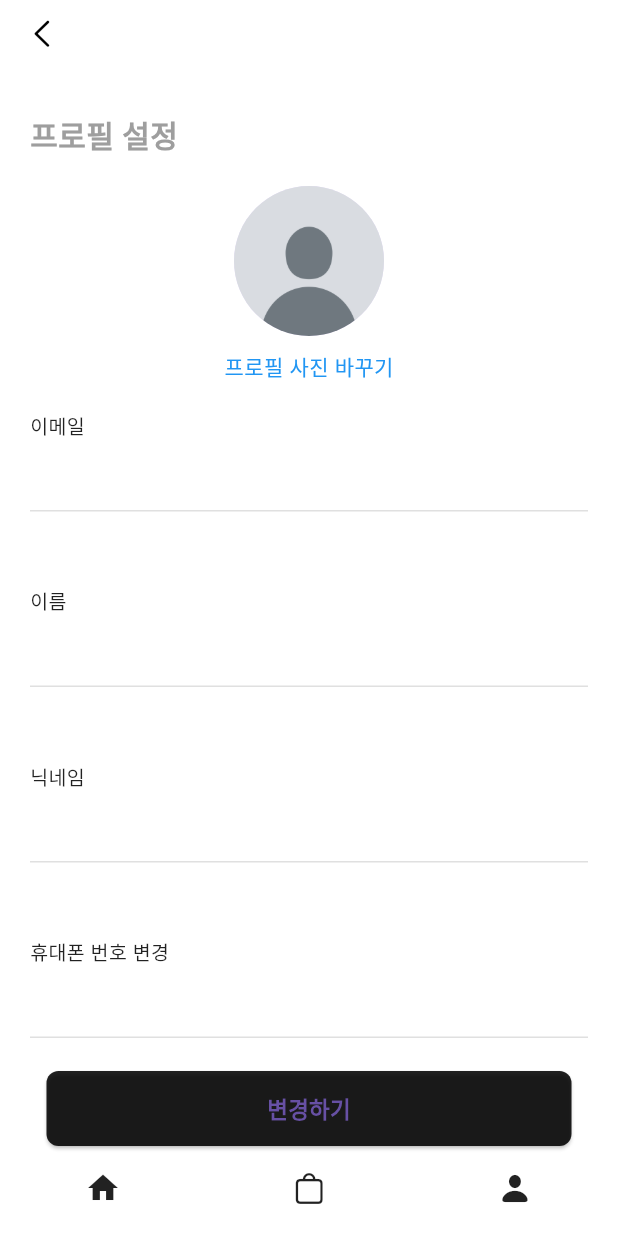
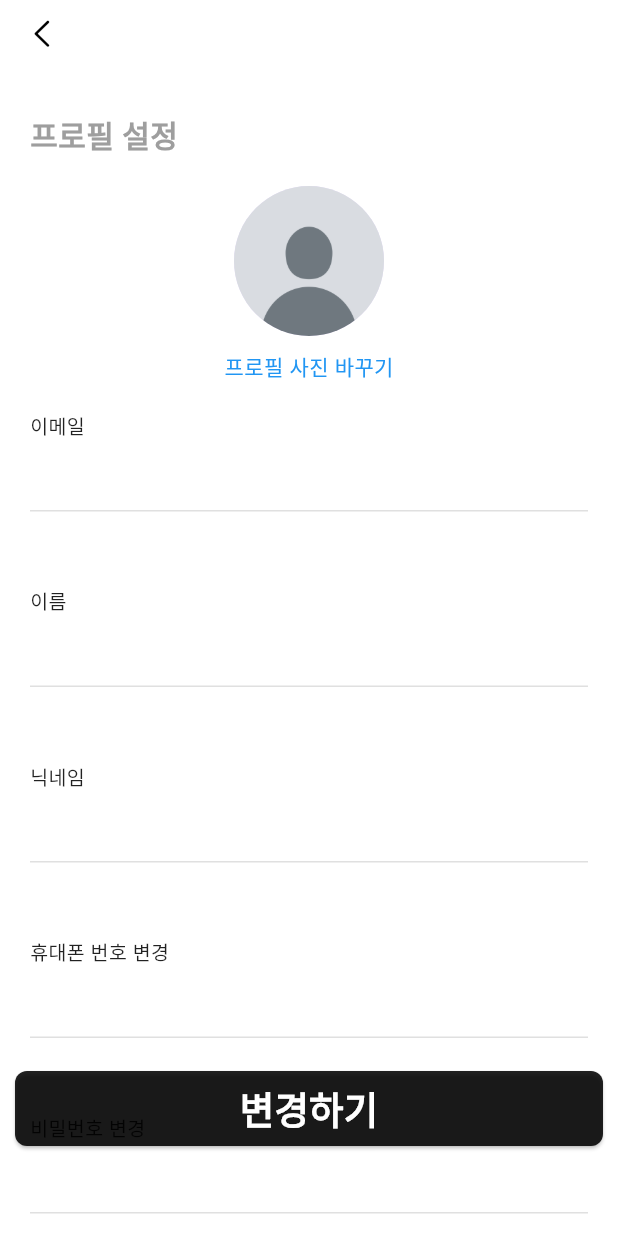
Before and after one commit to chugue/ropa-flutter-project, a Flutter app: the ProfileSetting screen opened directly, on a phone screen of 412 x 824 dp. Run offline on Flutter 3.47's test engine with Material 3 defaults, Android fonts, the phone set to English and light mode, and no system bars; our stand-ins replace dio, flutter_secure_storage, google_fonts, icons_plus, validators; accounts and stored records are empty; network calls fail.

Commit message:
프로필 설정 바텀네비게이션 삭제, 변경하기 버튼 수정

```diff
--- a/lib/components/bottom_button.dart
+++ b/lib/components/bottom_button.dart
@@ -13,12 +13,16 @@ class BottomButton extends StatelessWidget {
       width: 350,
       height: 50,
       child: ElevatedButton(
-        onPressed: () {},
+        onPressed: () {
+
+
+        },
         child: const Text(
           "변경하기",
           style: TextStyle(
-              fontSize: 15,
-              fontWeight: FontWeight.w600
+              fontSize: 25,
+              fontWeight: FontWeight.w600,
+            color: Colors.white,
           ),
         ),
         style: ElevatedButton.styleFrom(
--- a/lib/holder/main/componenets/positioned_button.dart
+++ b/lib/holder/main/componenets/positioned_button.dart
@@ -10,6 +10,8 @@ class PositionedButton extends StatelessWidget {
   @override
   Widget build(BuildContext context) {
     return Positioned(
+      left: 10,
+      right: 10,
       bottom: 60,
       child: BottomButton(),
     );
--- a/lib/holder/main_holder.dart
+++ b/lib/holder/main_holder.dart
@@ -11,7 +11,7 @@ class MainHolder extends StatefulWidget {
 }
 
 class _MainHorderState extends State<MainHolder> {
-  int _selectedIndex = 2;
+  int _selectedIndex = 0;
 
   @override
   Widget build(BuildContext context) {
--- a/lib/holder/profile/profile_page.dart
+++ b/lib/holder/profile/profile_page.dart
@@ -12,7 +12,9 @@ class ProfileSetting extends StatelessWidget {
 
   @override
   Widget build(BuildContext context) {
-    return Scaffold(
+    return Stack(
+      children: [
+        Scaffold(
           appBar: AppBar(
             elevation: 0,
             leading: IconButton(
@@ -42,16 +44,9 @@ class ProfileSetting extends StatelessWidget {
               SizedBox(height: 10) // 비밀번호 변경
             ],
           ),
-      bottomNavigationBar: SizedBox(
-        height: 120,
-        child: Stack(
-          alignment: Alignment.bottomCenter, // 스택 내에서 위젯들을 위쪽 중앙에 정렬
-          children: [
-            BottomControl(),
+        ),
         PositionedButton(),
       ],
-        ),
-      ),
     );
   }
 
--- a/lib/holder/profile/settings_page.dart
+++ b/lib/holder/profile/settings_page.dart
@@ -41,7 +41,6 @@ class SettingsPage extends StatelessWidget {
           ProfileMenus(field: "회원탈퇴", value: ""),
         ],
       ),
-      bottomNavigationBar: BottomControl(),
     );
   }
 }
```
Lines whose indentation alone changed are shown as unchanged.
